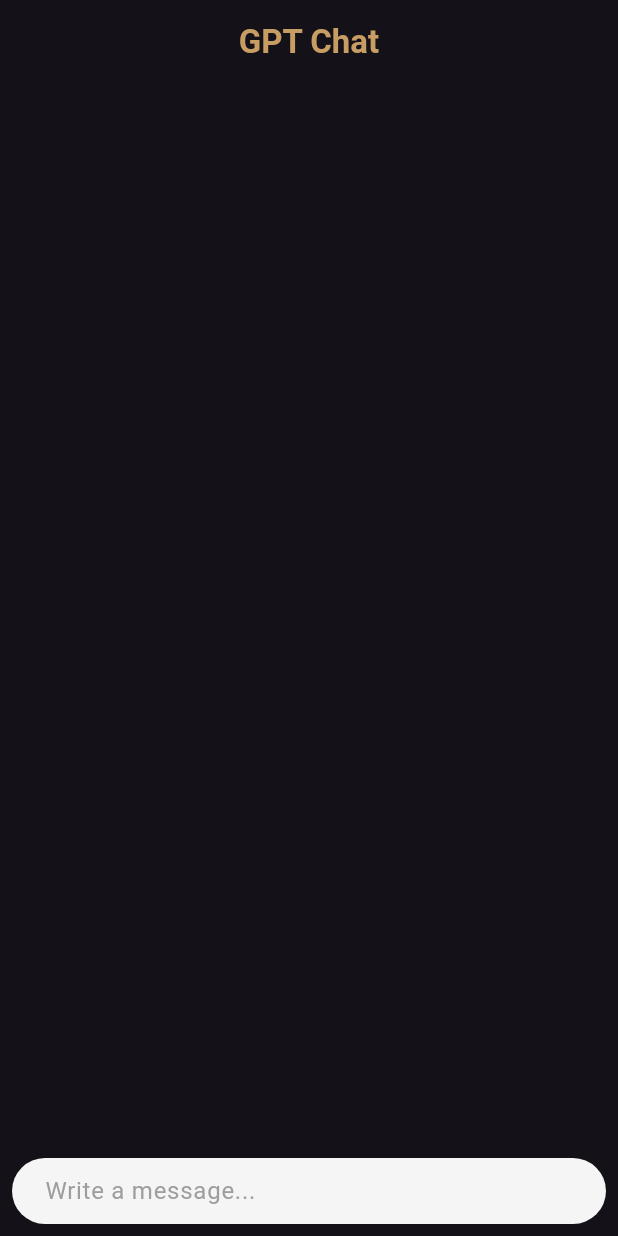
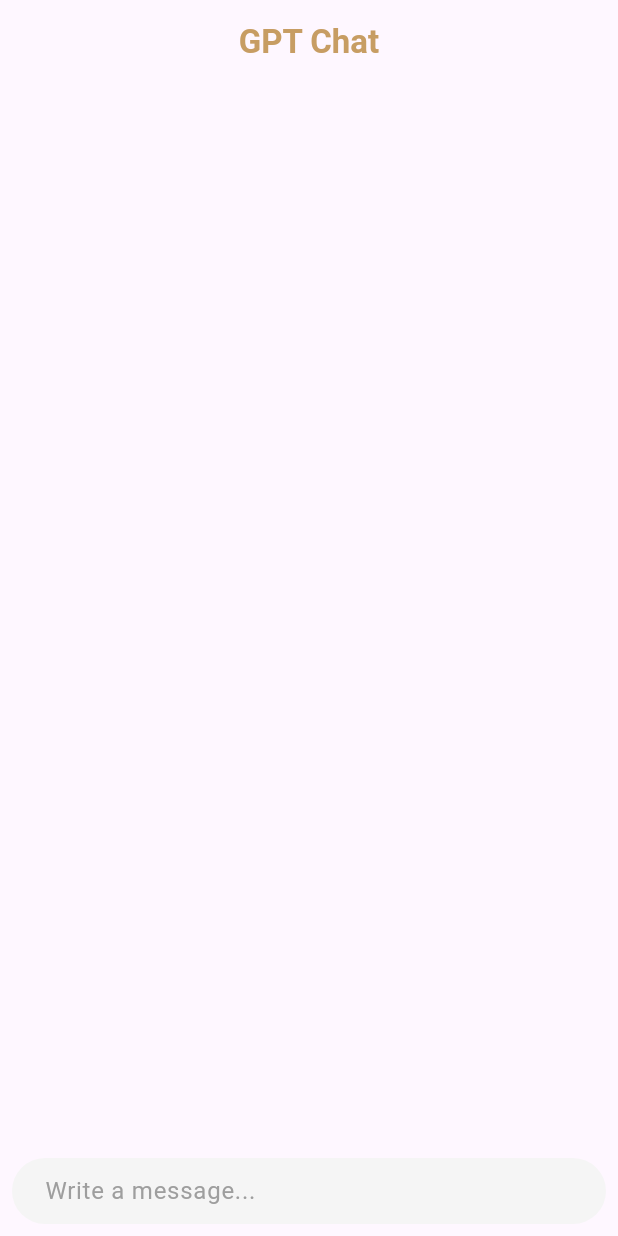
Before and after one commit to azix-khan/message_gpt, a Flutter app: the screen it shows after launch, on a phone screen of 412 x 824 dp. Run offline on Flutter 3.47's test engine with Material 3 defaults, Android fonts, the light colour scheme and no system bars; drawn by our look-alikes of dash_chat_2; missing offline and left inert: chat_gpt_sdk.

```diff
--- a/lib/main.dart
+++ b/lib/main.dart
@@ -11,7 +11,7 @@
   @override
   Widget build(BuildContext context) {
     return MaterialApp(
-      theme: ThemeData.dark(useMaterial3: true),
+      theme: ThemeData.light(useMaterial3: true),
       debugShowCheckedModeBanner: false,
       title: 'Flutter chatGpt App',
       home: const ChatScreen(),
--- a/lib/screens/chat_screen.dart
+++ b/lib/screens/chat_screen.dart
@@ -12,7 +12,7 @@
 }
 
 class _ChatScreenState extends State<ChatScreen> {
-  // initilized openAI object
+  // Initializing the OpenAI Instance
   final _openAI = OpenAI.instance.build(
     token: OPENAI_API_KEY,
     baseOption: HttpSetup(
@@ -26,6 +26,7 @@
       ChatUser(id: '2', firstName: "Chat", lastName: "Gpt");
 
   final List<ChatMessage> _messages = <ChatMessage>[];
+  final List<ChatUser> _typingUsers = <ChatUser>[];
   @override
   Widget build(BuildContext context) {
     return Scaffold(
@@ -38,10 +39,11 @@
       ),
       body: DashChat(
         currentUser: _currentUser,
+        typingUsers: _typingUsers,
         messageOptions: const MessageOptions(
           currentUserContainerColor: goldenColor,
           containerColor: whiteColor,
-          textColor: blackColor,
+          textColor: Colors.black,
         ),
         onSend: (ChatMessage m) {
           getChatResponse(m);
@@ -55,6 +57,7 @@
     // print(m.text);
     setState(() {
       _messages.insert(0, m);
+      _typingUsers.add(_gptChatUser);
     });
     // context of previous messeages
     List<Map<String, dynamic>> messagesHistory =
@@ -87,5 +90,9 @@
         });
       }
     }
+    // Displaying Typing Indicators
+    setState(() {
+      _typingUsers.remove(_gptChatUser);
+    });
   }
 }
```
